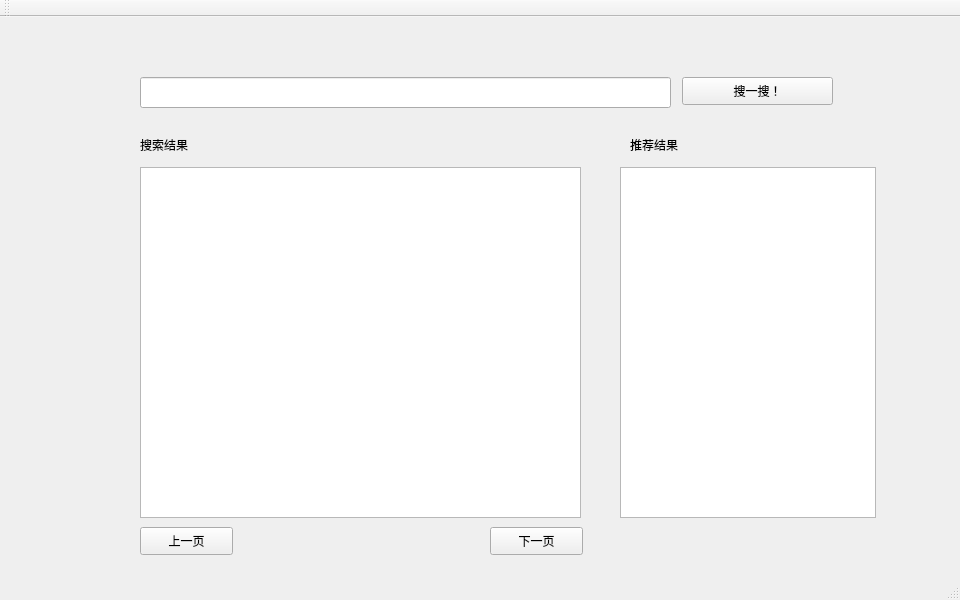
Qt form gui/gui.ui (chuchong/DSA-Final--news-searcher) before a commit.
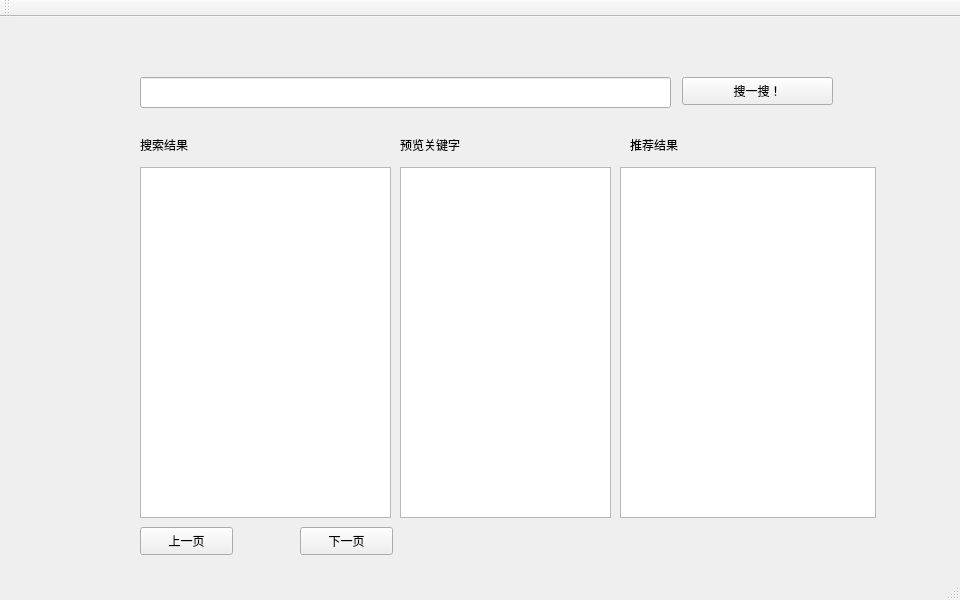
The same form after that commit.

Commit message: 1. 用了别人代码实现了显示关键字颜色

Patch:
```diff
--- a/gui/gui.ui
+++ b/gui/gui.ui
@@ -42,7 +42,7 @@
      <rect>
       <x>140</x>
       <y>150</y>
-      <width>441</width>
+      <width>251</width>
       <height>351</height>
      </rect>
     </property>
@@ -99,7 +99,7 @@
    <widget class="QPushButton" name="searchNext">
     <property name="geometry">
      <rect>
-      <x>490</x>
+      <x>300</x>
       <y>510</y>
       <width>93</width>
       <height>28</height>
@@ -135,6 +135,29 @@
      <string/>
     </property>
    </widget>
+   <widget class="QListWidget" name="keywordsList">
+    <property name="geometry">
+     <rect>
+      <x>400</x>
+      <y>150</y>
+      <width>211</width>
+      <height>351</height>
+     </rect>
+    </property>
+   </widget>
+   <widget class="QLabel" name="label_3">
+    <property name="geometry">
+     <rect>
+      <x>400</x>
+      <y>120</y>
+      <width>72</width>
+      <height>15</height>
+     </rect>
+    </property>
+    <property name="text">
+     <string>预览关键字</string>
+    </property>
+   </widget>
   </widget>
   <widget class="QMenuBar" name="menuBar">
    <property name="geometry">
```
The commit also changes 4 other files.
